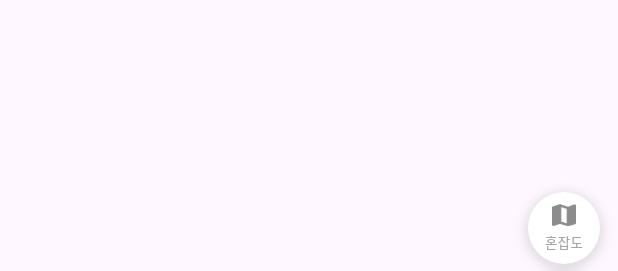
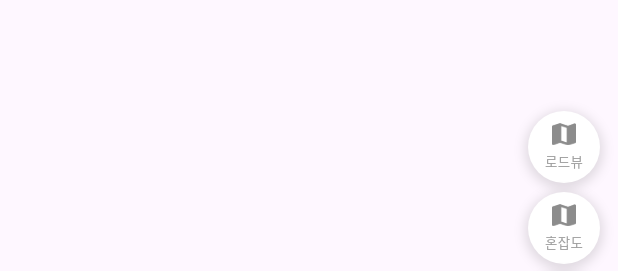
Before and after one commit to hot-spicy-potato/public_parking_info_fe, a Flutter app: the BottomBar widget shown alone on an empty page, opened directly, on a phone screen of 412 x 824 dp. Shown: the part 720-991 px from the top of the screen. Run offline on Flutter 3.47's test engine with Material 3 defaults, Android fonts, the light colour scheme and no system bars; our stand-ins replace cookie_jar, dio, dio_cookie_manager, dropdown_button2, flutter_riverpod, freezed_annotation and 5 more; missing offline and left inert: kakao_flutter_sdk, kakao_map_plugin, scroll_datetime_picker, scroll_time_picker, simple_animated_rating_bar; accounts and stored records are empty; network calls fail; Roboto replaces fonts that are missing (Pretendard).

Commit message:
feat: roadview 추가

```diff
--- a/lib/presentation/widgets/bottom_bar.dart
+++ b/lib/presentation/widgets/bottom_bar.dart
@@ -9,6 +9,7 @@ import 'package:public_parking_info_fe/presentation/widgets/fast_search.dart';
 import 'package:public_parking_info_fe/presentation/widgets/favorite_list.dart';
 import 'package:public_parking_info_fe/presentation/widgets/request_login_sheet.dart';
 import 'package:public_parking_info_fe/presentation/widgets/road_view_button.dart';
+import 'package:public_parking_info_fe/presentation/widgets/sky_view_button.dart';
 import 'package:public_parking_info_fe/providers/page_provider.dart';
 import 'package:public_parking_info_fe/resources/resources.dart';
 import 'package:public_parking_info_fe/services/user_service.dart';
@@ -67,6 +68,8 @@ class BottomBar extends ConsumerWidget {
                 mainAxisAlignment: MainAxisAlignment.end,
                 crossAxisAlignment: CrossAxisAlignment.end,
                 children: [
+                  SkyViewButton(),
+                  SizedBox(height: 6),
                   RoadViewButton(),
                   SizedBox(height: 6),
                   CurrentLocationButton(),
@@ -141,7 +144,8 @@ class BottomBar extends ConsumerWidget {
                     selectedSrc: Images.selectedTabbarMypageIcon,
                     text: "내 정보",
                     onTap: () async {
-                      final token = await userService.getAccessToken();
+                      // final token = await userService.getAccessToken();
+                      final token = null;
                       if (token == null) {
                         showCustomBottomSheet(
                           context,
--- /dev/null
+++ b/lib/presentation/widgets/sky_view_button.dart
@@ -0,0 +1,78 @@
+import 'package:flutter/material.dart';
+import 'package:flutter_riverpod/flutter_riverpod.dart';
+import 'package:kakao_map_plugin/kakao_map_plugin.dart';
+import 'package:public_parking_info_fe/core/constants/ui/custom_fonts.dart';
+import 'package:public_parking_info_fe/providers/map_provider.dart';
+import 'package:public_parking_info_fe/resources/resources.dart';
+
+// import 'package:public_parking_info_fe/services/map_service.dart';
+// import 'package:public_parking_info_fe/services/map_service_impl.dart';
+
+class SkyViewButton extends ConsumerWidget {
+  const SkyViewButton({super.key});
+
+  @override
+  Widget build(BuildContext context, WidgetRef ref) {
+    // final MapService mapService = MapServiceImpl.instance;
+    final mapController = ref.watch(mapControllerProvider);
+    final mapService = ref.read(mapServiceProvider);
+    final isRoadView = ref.watch(roadViewProvider);
+
+    return GestureDetector(
+      onTap: () async {
+        ref.read(roadViewProvider.notifier).toggle();
+        final isRoadView = ref.watch(roadViewProvider);
+
+        isRoadView
+            ? mapController?.addOverlayMapTypeId(MapType.skyView)
+            : mapController?.removeOverlayMapTypeId(MapType.skyView);
+
+        // await mapController?.clearMarker();
+
+        // final List<Marker> updatedMarkers =
+        //     mapService.markerList.map((marker) {
+        //       return Marker(
+        //         markerId: marker.markerId,
+        //         latLng: marker.latLng,
+        //         width: marker.width,
+        //         height: marker.height,
+        //         markerImageSrc:
+        //             isRoadView
+        //                 ? 'https://velog.velcdn.com/images/luna-han/post/869cb99f-b485-49b0-8c7d-04d0ab0f9762/image.png'
+        //                 : 'https://t1.daumcdn.net/localimg/localimages/07/mapapidoc/marker_red.png',
+        //       );
+        //     }).toList();
+
+        // await mapController?.addMarker(markers: updatedMarkers);
+      },
+      child: Container(
+        width: 48,
+        height: 48,
+        alignment: Alignment.center,
+        decoration: BoxDecoration(
+          shape: BoxShape.circle,
+          color: Colors.white,
+          boxShadow: [
+            BoxShadow(
+              color: Colors.black12,
+              blurRadius: 6,
+              spreadRadius: 2,
+              offset: Offset(0, 2),
+            ),
+          ],
+        ),
+        child: Column(
+          mainAxisAlignment: MainAxisAlignment.center,
+          children: [
+            Image.asset(Images.roadViewIcon, width: 16, height: 16),
+            SizedBox(height: 4),
+            Text(
+              "로드뷰", // todo. 로드뷰
+              style: CustomFonts.w500(fontSize: 9, color: Colors.grey),
+            ),
+          ],
+        ),
+      ),
+    );
+  }
+}
--- a/lib/providers/map_provider.dart
+++ b/lib/providers/map_provider.dart
@@ -1,12 +1,18 @@
 import 'package:flutter_riverpod/flutter_riverpod.dart';
 import 'package:kakao_map_plugin/kakao_map_plugin.dart';
 import 'package:public_parking_info_fe/data/models/parking_info.dart';
+import 'package:public_parking_info_fe/services/map_service.dart';
 
 final mapControllerProvider = StateProvider<KakaoMapController?>((ref) => null);
 
-final targetParkingProvider = StateNotifierProvider<TargetParkingNotifier, ParkingInfo?>(
-  (ref) => TargetParkingNotifier(),
-);
+final mapServiceProvider = Provider<MapService>((ref) {
+  return MapService.instance;
+});
+
+final targetParkingProvider =
+    StateNotifierProvider<TargetParkingNotifier, ParkingInfo?>(
+      (ref) => TargetParkingNotifier(),
+    );
 
 class TargetParkingNotifier extends StateNotifier<ParkingInfo?> {
   TargetParkingNotifier() : super(null);
@@ -22,7 +28,9 @@ class TargetParkingNotifier extends StateNotifier<ParkingInfo?> {
 
 // final markerProvider = StateProvider<String>((ref) => "");
 
-final roadViewProvider = StateNotifierProvider<RoadViewNotifier, bool>((ref) => RoadViewNotifier());
+final roadViewProvider = StateNotifierProvider<RoadViewNotifier, bool>(
+  (ref) => RoadViewNotifier(),
+);
 
 class RoadViewNotifier extends StateNotifier<bool> {
   RoadViewNotifier() : super(false);
```
